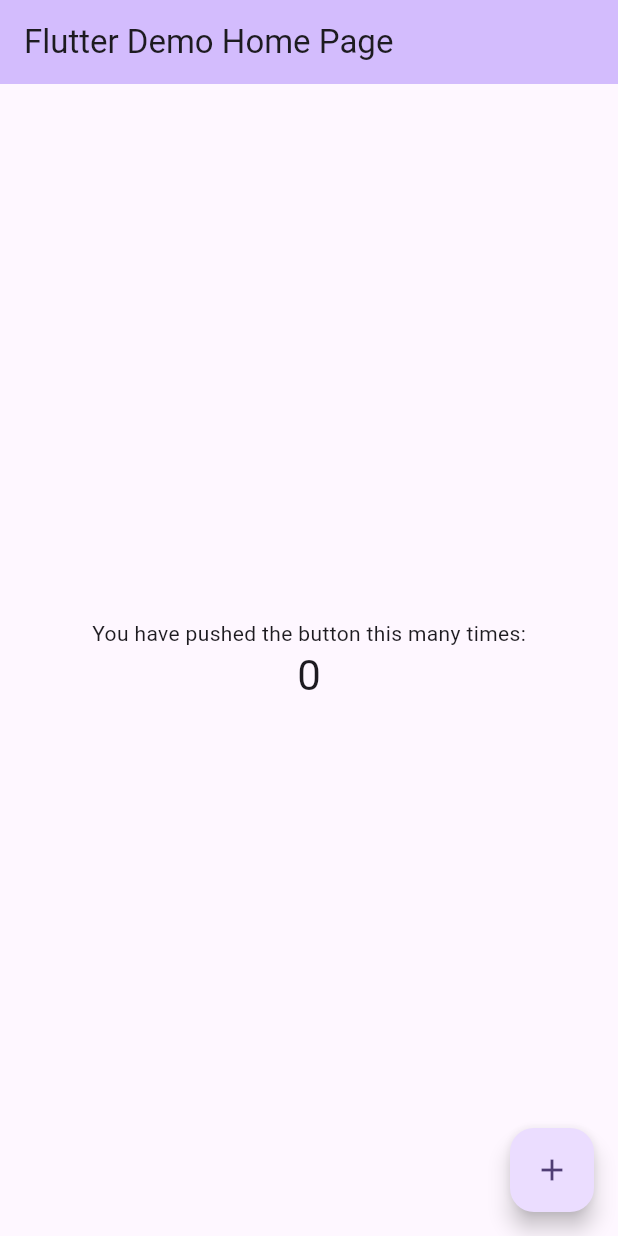
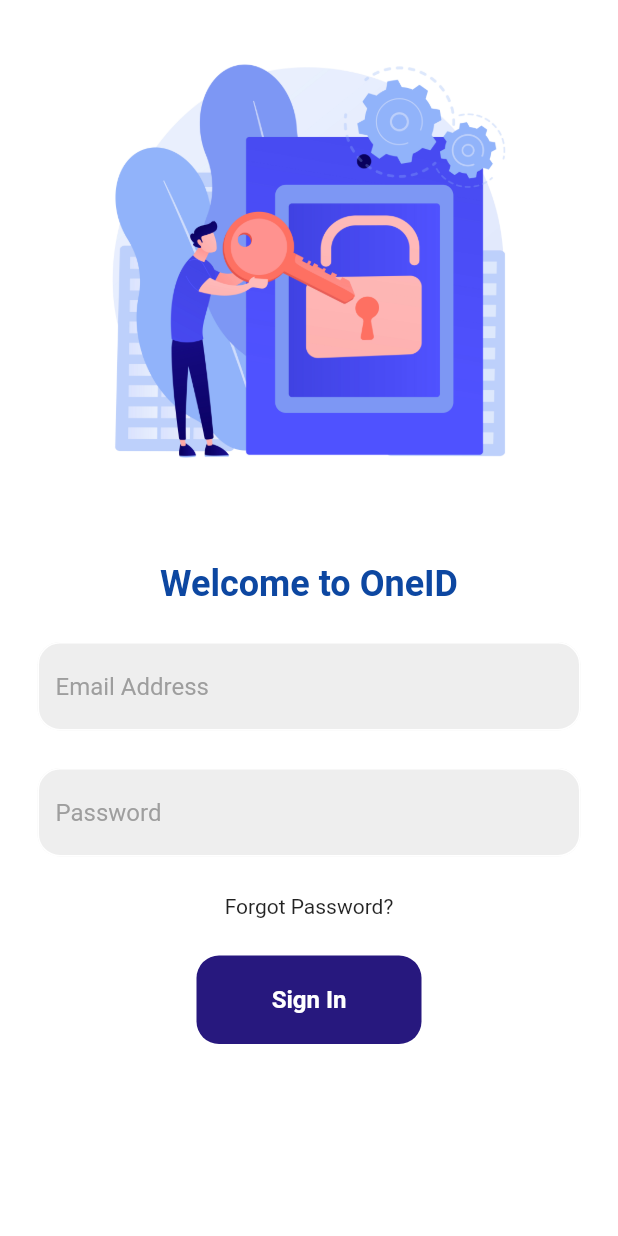
Before and after one commit to UCSC-TYGP-G07/oneid_mobile_app, a Flutter app: the screen it shows after launch, on a phone screen of 412 x 824 dp. Run offline on Flutter 3.47's test engine with Material 2 defaults, Android fonts, the light colour scheme and no system bars.

Commit message:
Create login page

```diff
--- /dev/null
+++ b/lib/components/button.dart
@@ -0,0 +1,32 @@
+import 'package:flutter/material.dart';
+
+class MyButton extends StatelessWidget{
+  final Function()? onTap;
+  const MyButton({super.key, required this.onTap});
+
+  @override
+  Widget build(BuildContext context){
+    return GestureDetector(
+      onTap: onTap,
+      child: Container(
+        decoration: BoxDecoration(
+          //color: Colors.black,
+          color: const Color(0xFF27187E),
+          borderRadius: BorderRadius.circular(15)
+        ),
+        padding: const EdgeInsets.all(20),
+        margin: const EdgeInsets.symmetric(horizontal: 25),
+        child: const Center(
+          child: Text(
+            "Sign In",
+            style: TextStyle(
+              color: Colors.white,
+              fontWeight: FontWeight.bold,
+              fontSize: 16,
+            ),
+          ),
+        ),
+      ),
+    );
+  }
+}
--- /dev/null
+++ b/lib/components/textfield.dart
@@ -0,0 +1,39 @@
+import 'package:flutter/material.dart';
+
+class MyTextField extends StatelessWidget{
+  final controller;
+  final String hintText;
+  final bool obscureText;
+
+  const MyTextField({
+    super.key,
+    required this.controller,
+    required this.hintText,
+    required this.obscureText,
+  });
+
+  @override
+  Widget build(BuildContext context){
+    return Padding(
+      padding: EdgeInsets.symmetric(horizontal: 25.0),
+      child: TextField(
+        controller: controller,
+        obscureText: obscureText,
+        decoration: InputDecoration(
+          enabledBorder: OutlineInputBorder(
+            borderRadius: BorderRadius.circular(15),
+            borderSide: BorderSide(color: Colors.white)
+          ),
+          focusedBorder: OutlineInputBorder(
+            borderRadius: BorderRadius.circular(15),
+            borderSide: BorderSide(color: Colors.grey)
+          ),
+          fillColor: Colors.grey.shade200,
+          filled: true,
+          hintText: hintText,
+          hintStyle: TextStyle(color: Colors.grey[500]),
+        ),
+      ),
+    );
+  }
+}
--- a/lib/main.dart
+++ b/lib/main.dart
@@ -1,125 +1,18 @@
 import 'package:flutter/material.dart';
+import 'pages/login_page.dart';
 
 void main() {
   runApp(const MyApp());
 }
 
-class MyApp extends StatelessWidget {
+class MyApp extends StatelessWidget{
   const MyApp({super.key});
 
-  // This widget is the root of your application.
   @override
-  Widget build(BuildContext context) {
+  Widget build(BuildContext context){
     return MaterialApp(
-      title: 'Flutter Demo',
-      theme: ThemeData(
-        // This is the theme of your application.
-        //
-        // TRY THIS: Try running your application with "flutter run". You'll see
-        // the application has a blue toolbar. Then, without quitting the app,
-        // try changing the seedColor in the colorScheme below to Colors.green
-        // and then invoke "hot reload" (save your changes or press the "hot
-        // reload" button in a Flutter-supported IDE, or press "r" if you used
-        // the command line to start the app).
-        //
-        // Notice that the counter didn't reset back to zero; the application
-        // state is not lost during the reload. To reset the state, use hot
-        // restart instead.
-        //
-        // This works for code too, not just values: Most code changes can be
-        // tested with just a hot reload.
-        colorScheme: ColorScheme.fromSeed(seedColor: Colors.deepPurple),
-        useMaterial3: true,
-      ),
-      home: const MyHomePage(title: 'Flutter Demo Home Page'),
+      debugShowCheckedModeBanner: false,
+      home: LoginPage(),
     );
   }
 }
-
-class MyHomePage extends StatefulWidget {
-  const MyHomePage({super.key, required this.title});
-
-  // This widget is the home page of your application. It is stateful, meaning
-  // that it has a State object (defined below) that contains fields that affect
-  // how it looks.
-
-  // This class is the configuration for the state. It holds the values (in this
-  // case the title) provided by the parent (in this case the App widget) and
-  // used by the build method of the State. Fields in a Widget subclass are
-  // always marked "final".
-
-  final String title;
-
-  @override
-  State<MyHomePage> createState() => _MyHomePageState();
-}
-
-class _MyHomePageState extends State<MyHomePage> {
-  int _counter = 0;
-
-  void _incrementCounter() {
-    setState(() {
-      // This call to setState tells the Flutter framework that something has
-      // changed in this State, which causes it to rerun the build method below
-      // so that the display can reflect the updated values. If we changed
-      // _counter without calling setState(), then the build method would not be
-      // called again, and so nothing would appear to happen.
-      _counter++;
-    });
-  }
-
-  @override
-  Widget build(BuildContext context) {
-    // This method is rerun every time setState is called, for instance as done
-    // by the _incrementCounter method above.
-    //
-    // The Flutter framework has been optimized to make rerunning build methods
-    // fast, so that you can just rebuild anything that needs updating rather
-    // than having to individually change instances of widgets.
-    return Scaffold(
-      appBar: AppBar(
-        // TRY THIS: Try changing the color here to a specific color (to
-        // Colors.amber, perhaps?) and trigger a hot reload to see the AppBar
-        // change color while the other colors stay the same.
-        backgroundColor: Theme.of(context).colorScheme.inversePrimary,
-        // Here we take the value from the MyHomePage object that was created by
-        // the App.build method, and use it to set our appbar title.
-        title: Text(widget.title),
-      ),
-      body: Center(
-        // Center is a layout widget. It takes a single child and positions it
-        // in the middle of the parent.
-        child: Column(
-          // Column is also a layout widget. It takes a list of children and
-          // arranges them vertically. By default, it sizes itself to fit its
-          // children horizontally, and tries to be as tall as its parent.
-          //
-          // Column has various properties to control how it sizes itself and
-          // how it positions its children. Here we use mainAxisAlignment to
-          // center the children vertically; the main axis here is the vertical
-          // axis because Columns are vertical (the cross axis would be
-          // horizontal).
-          //
-          // TRY THIS: Invoke "debug painting" (choose the "Toggle Debug Paint"
-          // action in the IDE, or press "p" in the console), to see the
-          // wireframe for each widget.
-          mainAxisAlignment: MainAxisAlignment.center,
-          children: <Widget>[
-            const Text(
-              'You have pushed the button this many times:',
-            ),
-            Text(
-              '$_counter',
-              style: Theme.of(context).textTheme.headlineMedium,
-            ),
-          ],
-        ),
-      ),
-      floatingActionButton: FloatingActionButton(
-        onPressed: _incrementCounter,
-        tooltip: 'Increment',
-        child: const Icon(Icons.add),
-      ), // This trailing comma makes auto-formatting nicer for build methods.
-    );
-  }
-}
--- /dev/null
+++ b/lib/pages/dashboard.dart
@@ -0,0 +1,18 @@
+import 'package:flutter/material.dart';
+
+class Dashboard extends StatefulWidget {
+  Dashboard({Key? key}) : super(key: key);
+
+  @override
+  State<Dashboard> createState() => _Dashboard();
+}
+
+class _Dashboard extends State<Dashboard>{
+
+  @override
+  Widget build(BuildContext context){
+    return MaterialApp(
+
+    );
+  }
+}
--- /dev/null
+++ b/lib/pages/login_page.dart
@@ -0,0 +1,91 @@
+import 'package:flutter/material.dart';
+import 'package:oneid_mobile_app/components/button.dart';
+import 'package:oneid_mobile_app/components/textfield.dart';
+import 'dashboard.dart';
+
+class LoginPage extends StatelessWidget{
+  LoginPage({super.key});
+
+  //Text editing controllers
+  final emailController = TextEditingController();
+  final passwordController = TextEditingController();
+
+  //Sign user in method
+  void signUserIn(){
+
+  }
+
+  @override
+  Widget build(BuildContext context){
+    return Scaffold(
+      backgroundColor: Colors.white,
+      body: SafeArea(
+        child: Center(
+          child: Column(
+            children: [
+
+              //Lock screen image
+              Image(
+                image: AssetImage('lib/assets/loginImage.jpg'),
+                height: 350,
+                width: 400,
+              ),
+
+              //Welcome Text
+              SizedBox(height: 25),
+              Text(
+                'Welcome to OneID',
+                style: TextStyle(
+                  color: Colors.blue.shade900,
+                  fontWeight: FontWeight.bold,
+                  fontSize: 24,
+                ),
+              ),
+
+              const SizedBox(height: 25),
+
+              //Email textfield
+              MyTextField(
+                controller: emailController,
+                hintText: 'Email Address',
+                obscureText: false,
+              ),
+
+              const SizedBox(height: 25),
+
+              //Password textfield
+              MyTextField(
+                controller: passwordController,
+                hintText: 'Password',
+                obscureText: true,
+              ),
+
+              const SizedBox(height: 25),
+
+              //Forgot password text
+              Text('Forgot Password?'),
+
+              const SizedBox(height: 25),
+
+              //Login Button
+              SizedBox(
+                width: 200,
+                child: MyButton(
+                  onTap: (){
+                    Navigator.push(
+                      context,
+                      MaterialPageRoute(
+                        builder: (context) => Dashboard(),
+                      ),
+                    );
+                  },
+                ),
+              )
+
+            ] //Children
+          ),
+        )
+      )
+    );
+  }
+}
--- a/pubspec.yaml
+++ b/pubspec.yaml
@@ -59,9 +59,8 @@ flutter:
   uses-material-design: true
 
   # To add assets to your application, add an assets section, like this:
-  # assets:
-  #   - images/a_dot_burr.jpeg
-  #   - images/a_dot_ham.jpeg
+  assets:
+    - lib/assets/loginImage.jpg
 
   # An image asset can refer to one or more resolution-specific "variants", see
   # https://flutter.dev/assets-and-images/#resolution-aware
```
Also changed, not shown: lib/assets/loginImage.jpg (added).
